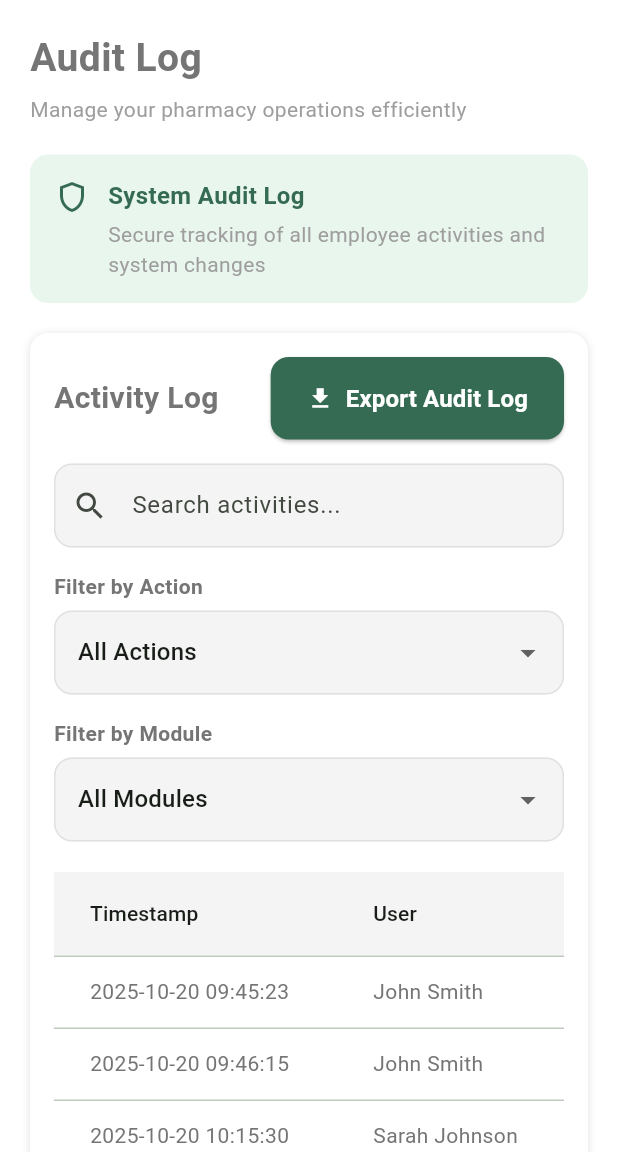
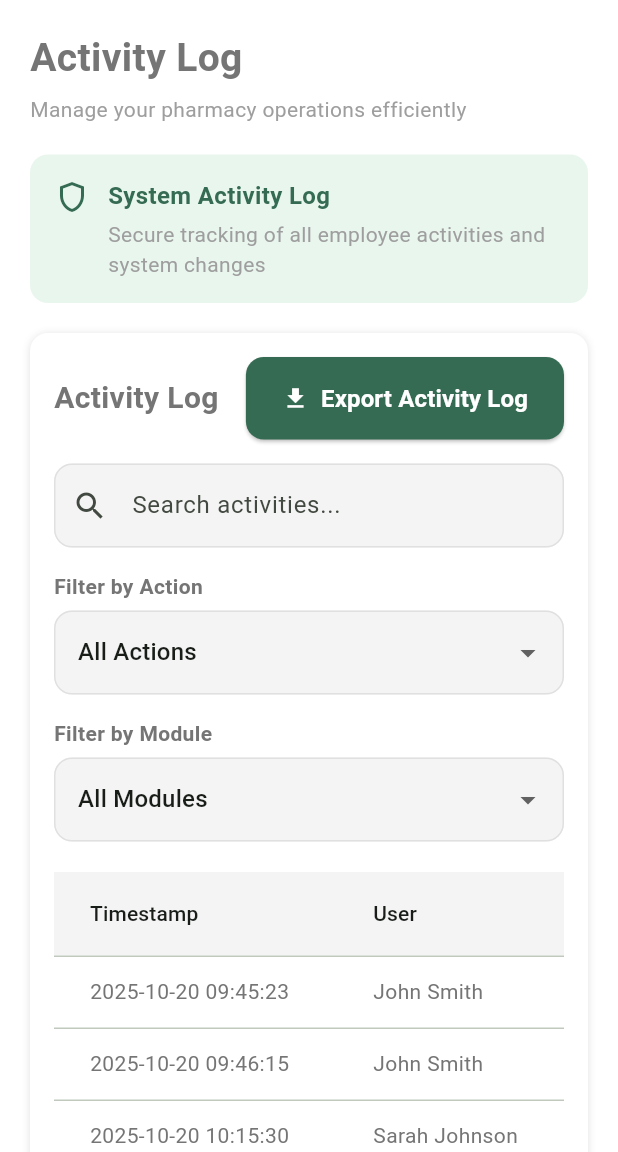
Before and after one commit to IconicFish12/pharma-ease-mobile, a Flutter app: the ActivityLog screen opened by its route, on a phone screen of 412 x 824 dp, the part 84-1236 px from its top. Run offline on Flutter 3.47's test engine with Material 3 defaults, Android fonts, the phone set to English and light mode, and no system bars; our stand-ins replace go_router; Roboto replaces fonts that are missing (Poppins).

Commit message:
memperbaiki typo

```diff
--- a/lib/views/activity_log.dart
+++ b/lib/views/activity_log.dart
@@ -180,7 +180,7 @@ class _ActivityLogState extends State<ActivityLog> {
           padding: const EdgeInsets.all(20),
           child: Column(crossAxisAlignment: CrossAxisAlignment.start, children: [
             const Text(
-              "Audit Log",
+              "Activity Log",
               style: TextStyle(fontSize: 26, fontWeight: FontWeight.bold),
             ),
             const SizedBox(height: 6),
@@ -204,7 +204,7 @@ class _ActivityLogState extends State<ActivityLog> {
                     child: Column(
                       crossAxisAlignment: CrossAxisAlignment.start,
                       children: [
-                        Text("System Audit Log",
+                        Text("System Activity Log",
                             style: TextStyle(
                                 fontSize: 16,
                                 fontWeight: FontWeight.w600,
@@ -239,7 +239,7 @@ class _ActivityLogState extends State<ActivityLog> {
                     ElevatedButton.icon(
                       onPressed: () {},
                       icon: const Icon(Icons.download),
-                      label: const Text("Export Audit Log"),
+                      label: const Text("Export Activity Log"),
                       style: ElevatedButton.styleFrom(
                         backgroundColor: const Color(0xFF356B52),
                         foregroundColor: Colors.white,
```
